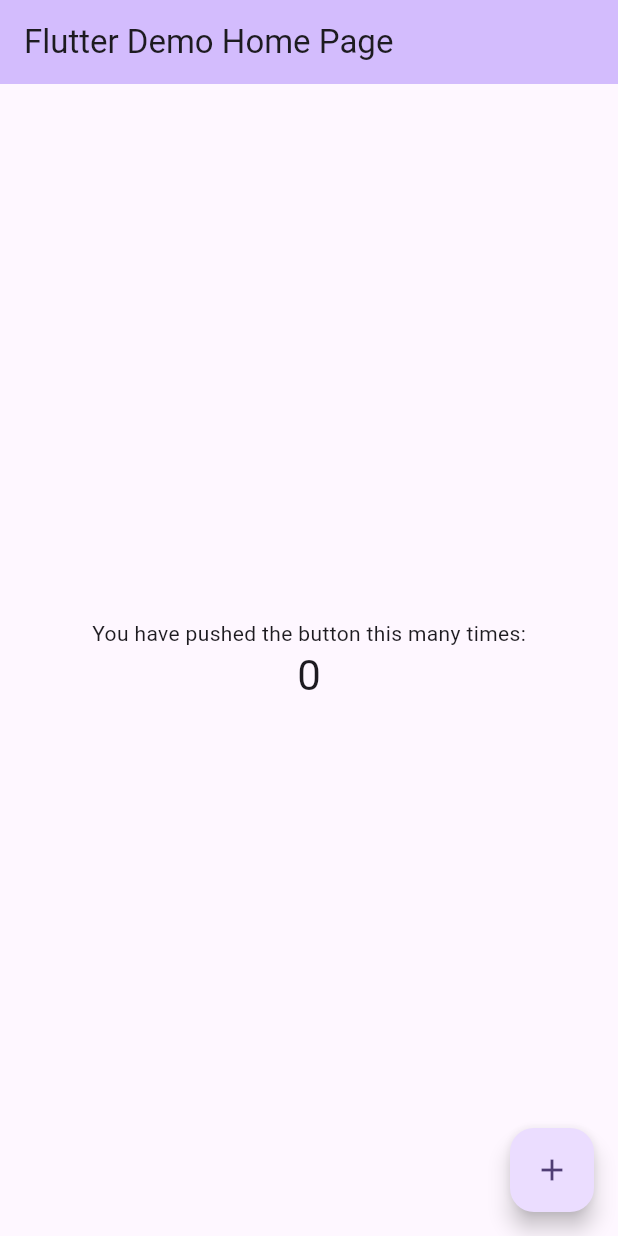
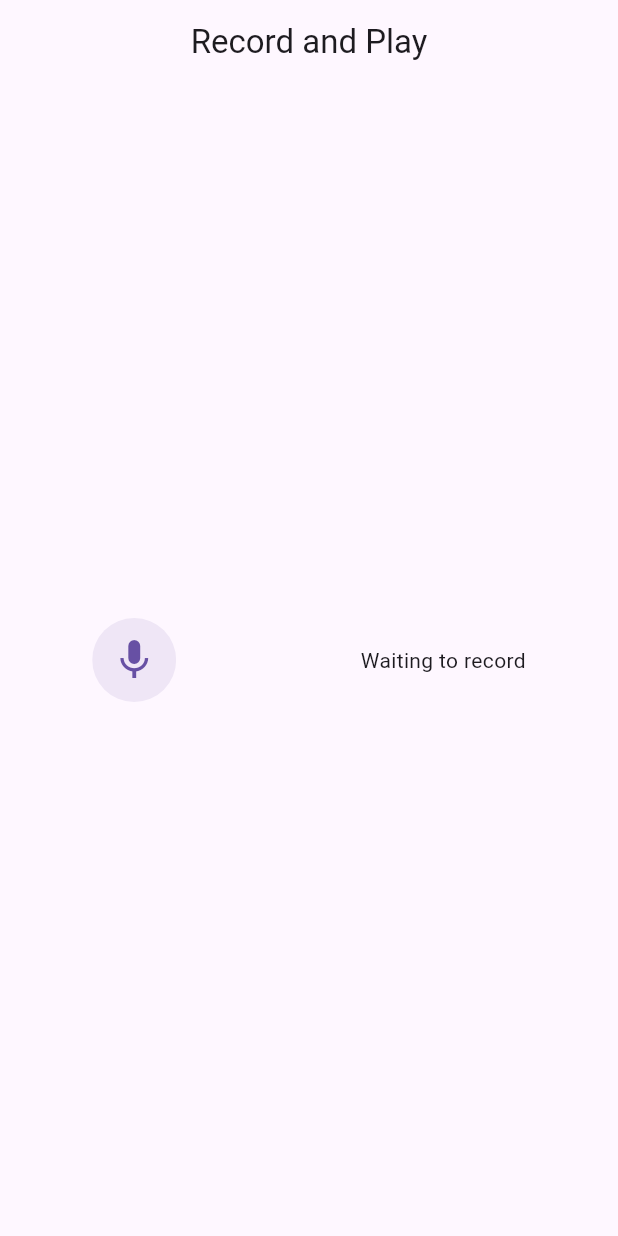
Before and after one commit to AliHassanCheema/RecordAndPlay, a Flutter app: the screen it shows after launch, on a phone screen of 412 x 824 dp. Run offline on Flutter 3.47's test engine with Material 3 defaults, Android fonts, the phone set to English and light mode, and no system bars; our stand-ins replace just_audio; missing offline and left inert: flutter_sound_record.

Commit message:
recording and playback is working in android

```diff
--- /dev/null
+++ b/lib/audio_recorder_player/record_play_component.dart
@@ -0,0 +1,274 @@
+// ignore_for_file: must_be_immutable
+
+import 'dart:async';
+
+import 'package:flutter/foundation.dart';
+import 'package:flutter/material.dart';
+import 'package:flutter_sound_record/flutter_sound_record.dart';
+import 'package:just_audio/just_audio.dart' as ap;
+
+import 'audio_player.dart';
+
+class AudioRecorderPlayerWidget extends StatefulWidget {
+  AudioRecorderPlayerWidget(
+      {required this.onStopRecorder,
+      required this.onDelete,
+      this.recordingDirectly = false,
+      super.key});
+  final Function(String path, int duration) onStopRecorder;
+  bool recordingDirectly;
+  final void Function() onDelete;
+
+  @override
+  State<AudioRecorderPlayerWidget> createState() =>
+      _AudioRecorderPlayerWidgetState();
+}
+
+class _AudioRecorderPlayerWidgetState extends State<AudioRecorderPlayerWidget> {
+  bool showPlayer = false;
+  ap.AudioSource? audioSource;
+
+  @override
+  void initState() {
+    showPlayer = false;
+    super.initState();
+  }
+
+  @override
+  Widget build(BuildContext context) {
+    return Center(
+      child: showPlayer
+          ? AudioPlayer(
+              source: audioSource!,
+              onDelete: () {
+                widget.onDelete();
+                setState(() {
+                  audioSource = null;
+                  showPlayer = false;
+                  widget.recordingDirectly = false;
+                });
+              },
+            )
+          : AudioRecorder(
+              recordingDirectly: widget.recordingDirectly,
+              onStop: (String path, int duration) {
+                widget.onStopRecorder(path, duration);
+                setState(() {
+                  audioSource = ap.AudioSource.uri(Uri.parse(path));
+                  showPlayer = true;
+                });
+              },
+            ),
+    );
+  }
+
+  @override
+  void debugFillProperties(DiagnosticPropertiesBuilder properties) {
+    super.debugFillProperties(properties);
+    properties.add(DiagnosticsProperty<bool>('showPlayer', showPlayer));
+    properties
+        .add(DiagnosticsProperty<ap.AudioSource?>('audioSource', audioSource));
+  }
+}
+
+class AudioRecorder extends StatefulWidget {
+  const AudioRecorder(
+      {required this.onStop, this.recordingDirectly = false, super.key});
+
+  final void Function(String path, int duration) onStop;
+  final bool recordingDirectly;
+
+  @override
+  State<AudioRecorder> createState() => _AudioRecorderState();
+  @override
+  void debugFillProperties(DiagnosticPropertiesBuilder properties) {
+    super.debugFillProperties(properties);
+    properties.add(
+        ObjectFlagProperty<void Function(String path, int duration)>.has(
+            'onStop', onStop));
+  }
+}
+
+class _AudioRecorderState extends State<AudioRecorder> {
+  bool _isRecording = false;
+  bool _isPaused = false;
+  int _recordDuration = 0;
+  Timer? _timer;
+  Timer? _ampTimer;
+  final FlutterSoundRecord _audioRecorder = FlutterSoundRecord();
+  Amplitude? _amplitude;
+
+  @override
+  void initState() {
+    _isRecording = widget.recordingDirectly;
+    if (_isRecording) {
+      _start();
+    }
+    setState(() {});
+    super.initState();
+  }
+
+  @override
+  void dispose() {
+    _timer?.cancel();
+    _ampTimer?.cancel();
+    _audioRecorder.dispose();
+    super.dispose();
+  }
+
+  @override
+  Widget build(BuildContext context) {
+    return Row(
+      mainAxisAlignment: MainAxisAlignment.spaceEvenly,
+      children: <Widget>[
+        _buildRecordStopControl(),
+        _buildPauseResumeControl(),
+        _buildText(),
+      ],
+    );
+  }
+
+  Widget _buildRecordStopControl() {
+    late Icon icon;
+    late Color color;
+
+    if (_isRecording || _isPaused) {
+      icon = const Icon(Icons.stop, color: Colors.red, size: 32);
+      color = Colors.red.withOpacity(0.1);
+    } else {
+      final ThemeData theme = Theme.of(context);
+      icon = Icon(Icons.mic, color: theme.primaryColor, size: 32);
+      color = theme.primaryColor.withOpacity(0.1);
+    }
+
+    return ClipOval(
+      child: Material(
+        color: color,
+        child: InkWell(
+          child: SizedBox(width: 56, height: 56, child: icon),
+          onTap: () {
+            _isRecording ? _stop() : _start();
+          },
+        ),
+      ),
+    );
+  }
+
+  Widget _buildPauseResumeControl() {
+    if (!_isRecording && !_isPaused) {
+      return const SizedBox.shrink();
+    }
+
+    late Icon icon;
+    late Color color;
+
+    if (!_isPaused) {
+      icon = const Icon(Icons.pause, color: Colors.red, size: 32);
+      color = Colors.red.withOpacity(0.1);
+    } else {
+      final ThemeData theme = Theme.of(context);
+      icon = const Icon(Icons.play_arrow, color: Colors.red, size: 32);
+      color = theme.primaryColor.withOpacity(0.1);
+    }
+
+    return ClipOval(
+      child: Material(
+        color: color,
+        child: InkWell(
+          child: icon,
+          onTap: () {
+            _isPaused ? _resume() : _pause();
+          },
+        ),
+      ),
+    );
+  }
+
+  Widget _buildText() {
+    if (_isRecording || _isPaused) {
+      return _buildTimer();
+    }
+
+    return const Text('Waiting to record');
+  }
+
+  Widget _buildTimer() {
+    final String minutes = _formatNumber(_recordDuration ~/ 60);
+    final String seconds = _formatNumber(_recordDuration % 60);
+
+    return Text(
+      '$minutes : $seconds',
+      style: const TextStyle(color: Colors.red),
+    );
+  }
+
+  String _formatNumber(int number) {
+    String numberStr = number.toString();
+    if (number < 10) {
+      numberStr = '0$numberStr';
+    }
+
+    return numberStr;
+  }
+
+  Future<void> _start() async {
+    try {
+      if (await _audioRecorder.hasPermission()) {
+        await _audioRecorder.start();
+
+        bool isRecording = await _audioRecorder.isRecording();
+        setState(() {
+          _isRecording = isRecording;
+          _recordDuration = 0;
+        });
+
+        _startTimer();
+      }
+    } catch (e) {
+      if (kDebugMode) {
+        print(e);
+      }
+    }
+  }
+
+  Future<void> _stop() async {
+    _timer?.cancel();
+    _ampTimer?.cancel();
+
+    final String? path = await _audioRecorder.stop();
+
+    widget.onStop(path!, _recordDuration);
+
+    setState(() => _isRecording = false);
+  }
+
+  Future<void> _pause() async {
+    _timer?.cancel();
+    _ampTimer?.cancel();
+    await _audioRecorder.pause();
+
+    setState(() => _isPaused = true);
+  }
+
+  Future<void> _resume() async {
+    _startTimer();
+    await _audioRecorder.resume();
+
+    setState(() => _isPaused = false);
+  }
+
+  void _startTimer() {
+    _timer?.cancel();
+    _ampTimer?.cancel();
+
+    _timer = Timer.periodic(const Duration(seconds: 1), (Timer t) {
+      setState(() => _recordDuration++);
+    });
+
+    _ampTimer =
+        Timer.periodic(const Duration(milliseconds: 200), (Timer t) async {
+      _amplitude = await _audioRecorder.getAmplitude();
+      setState(() {});
+    });
+  }
+}
--- a/lib/main.dart
+++ b/lib/main.dart
@@ -1,125 +1,16 @@
 import 'package:flutter/material.dart';
 
+import 'audio_recorder_player/record_play_component.dart';
+
 void main() {
-  runApp(const MyApp());
+  runApp(MaterialApp(
+      home: Scaffold(
+          appBar: AppBar(
+            centerTitle: true,
+            title: const Text('Record and Play'),
+          ),
+          body: AudioRecorderPlayerWidget(
+            onDelete: () {},
+            onStopRecorder: (path, duration) {},
+          ))));
 }
-
-class MyApp extends StatelessWidget {
-  const MyApp({super.key});
-
-  // This widget is the root of your application.
-  @override
-  Widget build(BuildContext context) {
-    return MaterialApp(
-      title: 'Flutter Demo',
-      theme: ThemeData(
-        // This is the theme of your application.
-        //
-        // TRY THIS: Try running your application with "flutter run". You'll see
-        // the application has a purple toolbar. Then, without quitting the app,
-        // try changing the seedColor in the colorScheme below to Colors.green
-        // and then invoke "hot reload" (save your changes or press the "hot
-        // reload" button in a Flutter-supported IDE, or press "r" if you used
-        // the command line to start the app).
-        //
-        // Notice that the counter didn't reset back to zero; the application
-        // state is not lost during the reload. To reset the state, use hot
-        // restart instead.
-        //
-        // This works for code too, not just values: Most code changes can be
-        // tested with just a hot reload.
-        colorScheme: ColorScheme.fromSeed(seedColor: Colors.deepPurple),
-        useMaterial3: true,
-      ),
-      home: const MyHomePage(title: 'Flutter Demo Home Page'),
-    );
-  }
-}
-
-class MyHomePage extends StatefulWidget {
-  const MyHomePage({super.key, required this.title});
-
-  // This widget is the home page of your application. It is stateful, meaning
-  // that it has a State object (defined below) that contains fields that affect
-  // how it looks.
-
-  // This class is the configuration for the state. It holds the values (in this
-  // case the title) provided by the parent (in this case the App widget) and
-  // used by the build method of the State. Fields in a Widget subclass are
-  // always marked "final".
-
-  final String title;
-
-  @override
-  State<MyHomePage> createState() => _MyHomePageState();
-}
-
-class _MyHomePageState extends State<MyHomePage> {
-  int _counter = 0;
-
-  void _incrementCounter() {
-    setState(() {
-      // This call to setState tells the Flutter framework that something has
-      // changed in this State, which causes it to rerun the build method below
-      // so that the display can reflect the updated values. If we changed
-      // _counter without calling setState(), then the build method would not be
-      // called again, and so nothing would appear to happen.
-      _counter++;
-    });
-  }
-
-  @override
-  Widget build(BuildContext context) {
-    // This method is rerun every time setState is called, for instance as done
-    // by the _incrementCounter method above.
-    //
-    // The Flutter framework has been optimized to make rerunning build methods
-    // fast, so that you can just rebuild anything that needs updating rather
-    // than having to individually change instances of widgets.
-    return Scaffold(
-      appBar: AppBar(
-        // TRY THIS: Try changing the color here to a specific color (to
-        // Colors.amber, perhaps?) and trigger a hot reload to see the AppBar
-        // change color while the other colors stay the same.
-        backgroundColor: Theme.of(context).colorScheme.inversePrimary,
-        // Here we take the value from the MyHomePage object that was created by
-        // the App.build method, and use it to set our appbar title.
-        title: Text(widget.title),
-      ),
-      body: Center(
-        // Center is a layout widget. It takes a single child and positions it
-        // in the middle of the parent.
-        child: Column(
-          // Column is also a layout widget. It takes a list of children and
-          // arranges them vertically. By default, it sizes itself to fit its
-          // children horizontally, and tries to be as tall as its parent.
-          //
-          // Column has various properties to control how it sizes itself and
-          // how it positions its children. Here we use mainAxisAlignment to
-          // center the children vertically; the main axis here is the vertical
-          // axis because Columns are vertical (the cross axis would be
-          // horizontal).
-          //
-          // TRY THIS: Invoke "debug painting" (choose the "Toggle Debug Paint"
-          // action in the IDE, or press "p" in the console), to see the
-          // wireframe for each widget.
-          mainAxisAlignment: MainAxisAlignment.center,
-          children: <Widget>[
-            const Text(
-              'You have pushed the button this many times:',
-            ),
-            Text(
-              '$_counter',
-              style: Theme.of(context).textTheme.headlineMedium,
-            ),
-          ],
-        ),
-      ),
-      floatingActionButton: FloatingActionButton(
-        onPressed: _incrementCounter,
-        tooltip: 'Increment',
-        child: const Icon(Icons.add),
-      ), // This trailing comma makes auto-formatting nicer for build methods.
-    );
-  }
-}
```
Also changed, not shown: lib/audio_recorder_player/audio_player.dart (added, +158 -0 lines), 2 other files.
